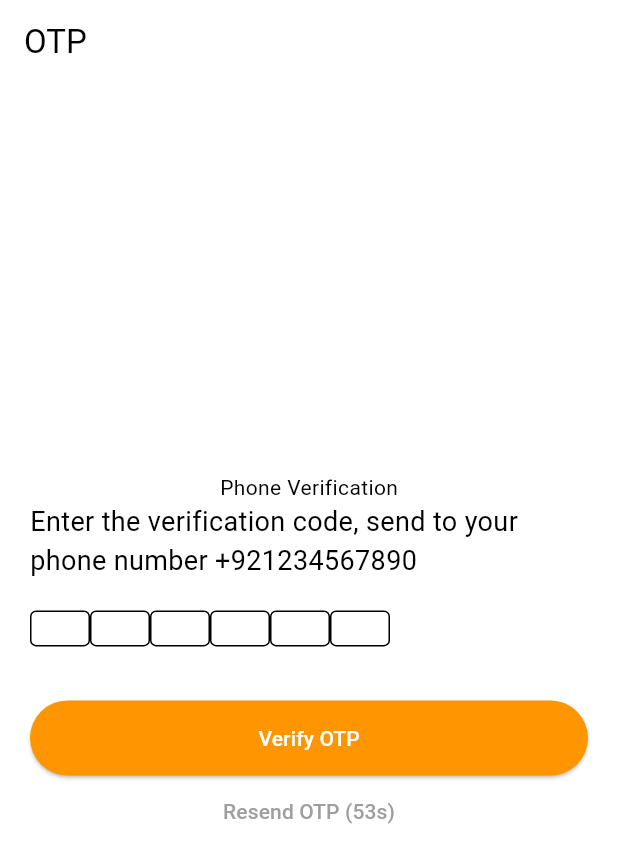
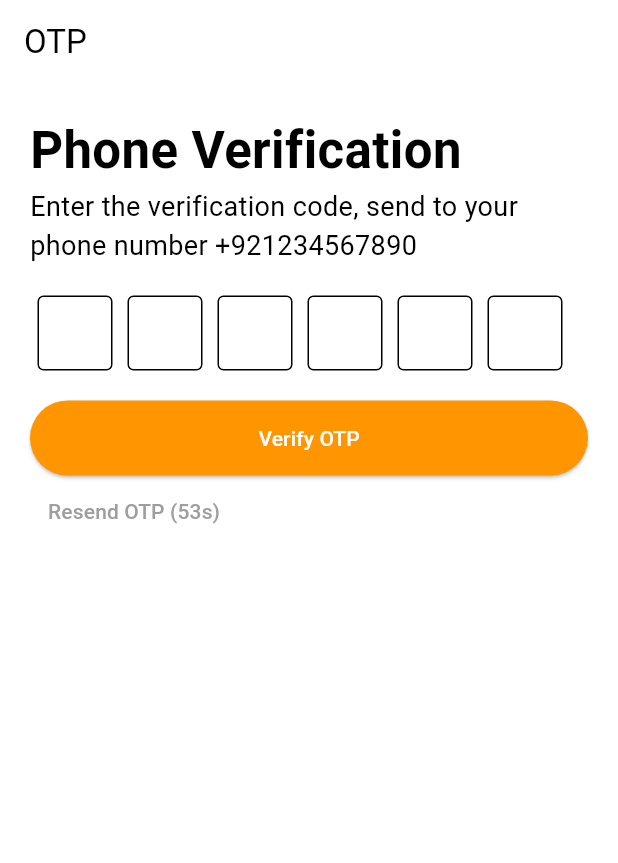
Before and after one commit to 3SyedShayan/account_login, a Flutter app: the screen it shows after launch, on a phone screen of 412 x 824 dp. Shown: the top 863 px of the screen. Run offline on Flutter 3.47's test engine with Material 3 defaults, Android fonts, the phone set to English and light mode, and no system bars; our stand-ins replace firebase_auth, firebase_core; accounts and stored records are empty; network calls fail; Roboto replaces fonts that are missing (Poppins).

Commit message:
UI Improved

```diff
--- a/lib/screens/otp.dart
+++ b/lib/screens/otp.dart
@@ -102,9 +102,12 @@ class _OTPScreenState extends State<OTPScreen> {
       otpField = Padding(
         padding: const EdgeInsets.all(20.0),
         child: Column(
-          mainAxisAlignment: MainAxisAlignment.center,
+          crossAxisAlignment: CrossAxisAlignment.start,
           children: [
-            Text("Phone Verification"),
+            Text(
+              "Phone Verification",
+              style: TextStyle(fontSize: 34, fontWeight: FontWeight.bold),
+            ),
             Text(
               'Enter the verification code, send to your phone number +921234567890',
               style: TextStyle(fontSize: 18),
@@ -113,15 +116,23 @@ class _OTPScreenState extends State<OTPScreen> {
             Row(
               children: List.generate(6, (index) {
                 return Container(
-                  width: 40,
-                  height: 40,
+                  padding: EdgeInsets.symmetric(horizontal: 5),
+                  width: 60,
+                  height: 50,
+                  child: Center(
                     child: TextFormField(
+                      style: TextStyle(fontSize: 24),
+                      textAlign: TextAlign.center,
                       focusNode: _otpFocusNode[index],
                       controller: _otpControllers[index],
-                    decoration: InputDecoration(border: OutlineInputBorder()),
+                      decoration: InputDecoration(
+                        border: OutlineInputBorder(),
+                        counterText: '',
+                      ),
                       keyboardType: TextInputType.number,
                       inputFormatters: [FilteringTextInputFormatter.digitsOnly],
                       maxLength: 1,
+
                       onChanged: (value) {
                         if (value.isNotEmpty) {
                           if (index < 5) {
@@ -131,14 +142,16 @@ class _OTPScreenState extends State<OTPScreen> {
                           } else {
                             FocusScope.of(context).unfocus();
                           }
-                      } else {
-                        if (index > 0) {
-                          FocusScope.of(
-                            context,
-                          ).requestFocus(_otpFocusNode[index - 1]);
                         }
-                      }
+                        // else {
+                        //   if (index > 0) {
+                        //     FocusScope.of(
+                        //       context,
+                        //     ).requestFocus(_otpFocusNode[index - 1]);
+                        //   }
+                        // }
                       },
+                    ),
                   ),
                 );
               }),
```
Lines whose indentation alone changed are shown as unchanged.
